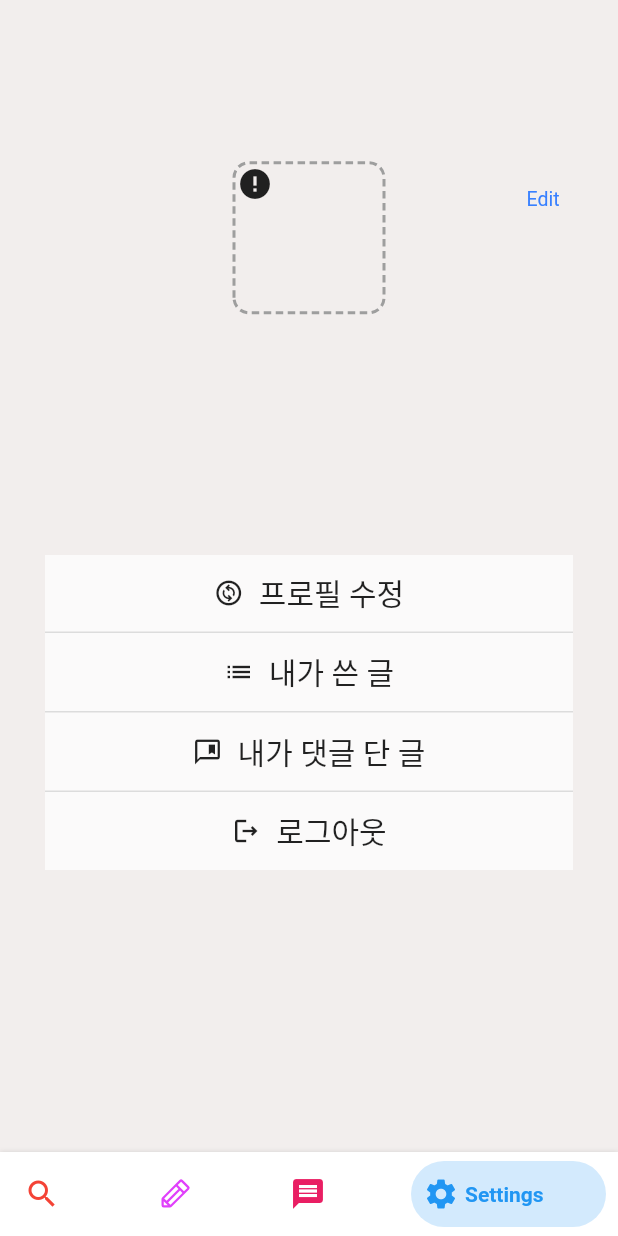
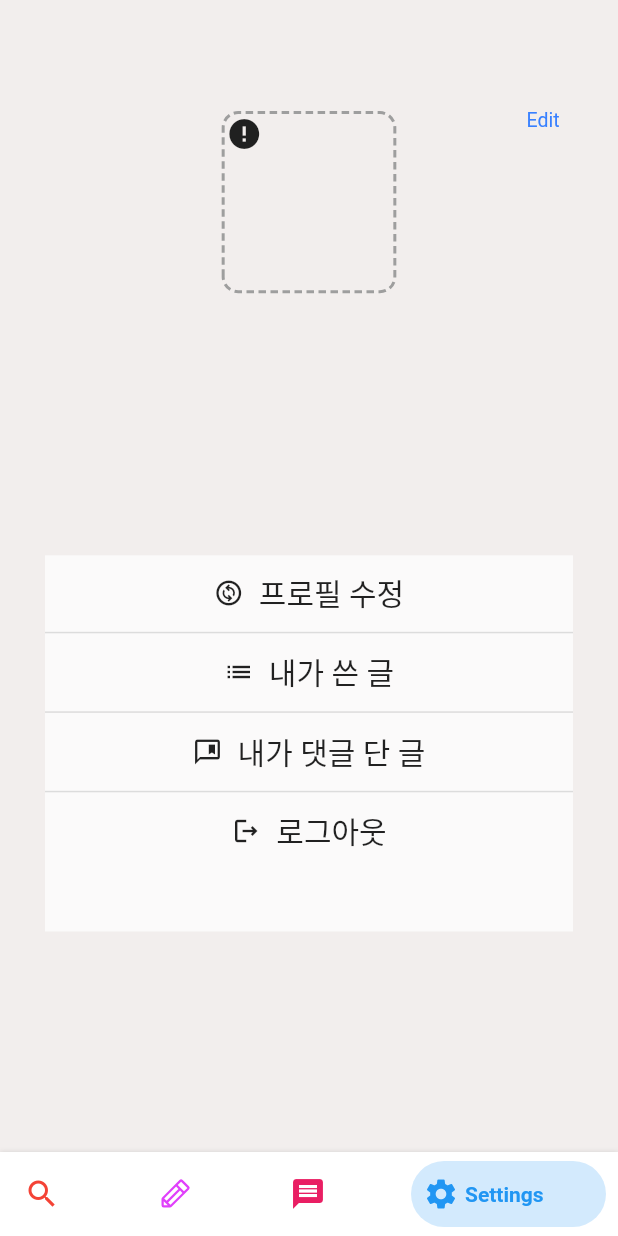
Before and after one commit to lalafafa1318/help_desk, a Flutter app: the screen it shows once a user with an empty profile is signed in, item 4 of the bottom bar chosen, on a phone screen of 412 x 824 dp. Run offline on Flutter 3.47's test engine with Material 2 defaults, Android fonts, the phone set to English and light mode, and no system bars; drawn by our look-alikes of bottom_navy_bar, cached_network_image, dotted_border, expandable_text, getwidget, oktoast; our stand-ins replace awesome_dialog, cloud_firestore, connectivity_plus, firebase_auth, firebase_core, firebase_storage and 13 more; missing offline and left inert: adaptive_scrollbar, flutter_app_badger, flutter_facebook_auth, flutter_keyboard_size, kakao_flutter_sdk_user, twitter_login; accounts and stored records are empty; network calls fail.

Commit message:
21번째 commit

```diff
--- a/lib/screen/bottomNavigationBar/controller/notification_controller.dart
+++ b/lib/screen/bottomNavigationBar/controller/notification_controller.dart
@@ -188,8 +188,9 @@ class NotificationController extends GetxController {
                     body: '새로운 댓글이 달렸어요 : ${content}',
                     notiUid: UUidUtil.getUUid(),
                     belongNotiPostUid: notiPost[i],
-                    notiTime: DateFormat('yy/MM/dd - HH:mm:ss')
-                        .format(DateTime.now()),
+                    notiTime: DateFormat('yy/MM/dd - HH:mm:ss').format(
+                      DateTime.now(),
+                    ),
                   );
 
                   // Server에 Notification을 저장한다.
--- a/lib/screen/bottomNavigationBar/controller/settings_controller.dart
+++ b/lib/screen/bottomNavigationBar/controller/settings_controller.dart
@@ -87,7 +87,9 @@ class SettingsController extends GetxController with WidgetsBindingObserver {
 
     // 로딩 준비
     EasyLoading.show(
-        status: '프로필 정보를\n 수정하고 있습니다.', maskType: EasyLoadingMaskType.black);
+      status: '프로필 정보를\n 수정하고 있습니다.',
+      maskType: EasyLoadingMaskType.black,
+    );
 
     // 1. 검증 작업(validation)
 
--- a/lib/screen/bottomNavigationBar/postList/specific_photo_view_page.dart
+++ b/lib/screen/bottomNavigationBar/postList/specific_photo_view_page.dart
@@ -2,6 +2,7 @@ import 'package:cached_network_image/cached_network_image.dart';
 import 'package:flutter/material.dart';
 import 'package:flutter/src/widgets/container.dart';
 import 'package:flutter/src/widgets/framework.dart';
+import 'package:flutter_screenutil/flutter_screenutil.dart';
 import 'package:get/get.dart';
 import 'package:help_desk/model/post_model.dart';
 import 'package:help_desk/screen/bottomNavigationBar/controller/postList_controller.dart';
@@ -89,7 +90,7 @@ class _SpecificPhotoViewPageState extends State<SpecificPhotoViewPage> {
           // PhotoView
           SizedBox(
             width: Get.width,
-            height: 600,
+            height: 450.h,
             child: PageView.builder(
               itemCount: postData!.imageList.length,
               pageSnapping: true,
@@ -116,7 +117,7 @@ class _SpecificPhotoViewPageState extends State<SpecificPhotoViewPage> {
           ),
 
           // SizedBox 입니다.
-          const SizedBox(height: 30),
+          SizedBox(height: 75.h),
 
           // Indicator
           Row(
--- a/lib/screen/bottomNavigationBar/settings/settings_page.dart
+++ b/lib/screen/bottomNavigationBar/settings/settings_page.dart
@@ -4,6 +4,7 @@ import 'package:cached_network_image/cached_network_image.dart';
 import 'package:dotted_border/dotted_border.dart';
 import 'package:expandable_text/expandable_text.dart';
 import 'package:flutter/material.dart';
+import 'package:flutter_screenutil/flutter_screenutil.dart';
 import 'package:get/get.dart';
 import 'package:getwidget/components/button/gf_button.dart';
 import 'package:getwidget/types/gf_button_type.dart';
@@ -21,7 +22,7 @@ class SettingsPage extends StatelessWidget {
   Widget topView(SettingsController controller) {
     return SizedBox(
       width: Get.width,
-      height: 270,
+      height: 270.h,
       child: Stack(
         alignment: Alignment.center,
         children: [
@@ -48,8 +49,8 @@ class SettingsPage extends StatelessWidget {
       children: [
         // Image 입니다.
         SizedBox(
-          width: 100,
-          height: 100,
+          width: 100.w,
+          height: 100.h,
           child: DottedBorder(
             strokeWidth: 2,
             color: Colors.grey,
@@ -75,7 +76,7 @@ class SettingsPage extends StatelessWidget {
           ),
         ),
 
-        const SizedBox(height: 20),
+        SizedBox(height: 20.h),
 
         // 이름
         Text(
@@ -84,12 +85,12 @@ class SettingsPage extends StatelessWidget {
           style: const TextStyle(fontSize: 20, fontWeight: FontWeight.w400),
         ),
 
-        const SizedBox(height: 10),
+        SizedBox(height: 10.h),
 
         // 설명 - Expandable Text
         SizedBox(
-          width: 150,
-          height: 100,
+          width: 150.w,
+          height: 75.h,
           child: ExpandableText(
             '${controller.settingUser!.description}',
             expandText: 'show more',
@@ -122,7 +123,7 @@ class SettingsPage extends StatelessWidget {
       padding: const EdgeInsets.symmetric(horizontal: 30.0),
       child: Container(
         width: Get.width,
-        height: 210,
+        height: 210.h,
         color: Colors.white70,
         child: ListView(
           children: [
@@ -271,7 +272,7 @@ class SettingsPage extends StatelessWidget {
           backgroundColor: const Color(0xFFf2eeed),
           body: Column(
             children: [
-              const SizedBox(height: 100),
+              SizedBox(height: 40.h),
 
               // 아바타 View + Edit outline Button
               topView(controller),
```
Also changed, not shown: lib/main.dart (+10 -2 lines), lib/screen/beforeBottomNavigationBar/sign_up_page.dart (+8 -6 lines), lib/screen/bottomNavigationBar/postList/post_list_page.dart (+5 -3 lines), lib/screen/bottomNavigationBar/postList/specific_post_page.dart (+28 -20 lines), lib/screen/bottomNavigationBar/posting/posting_page.dart (+9 -7 lines), lib/screen/bottomNavigationBar/posting/posting_photo_view_page.dart (+8 -4 lines), 4 other files.
